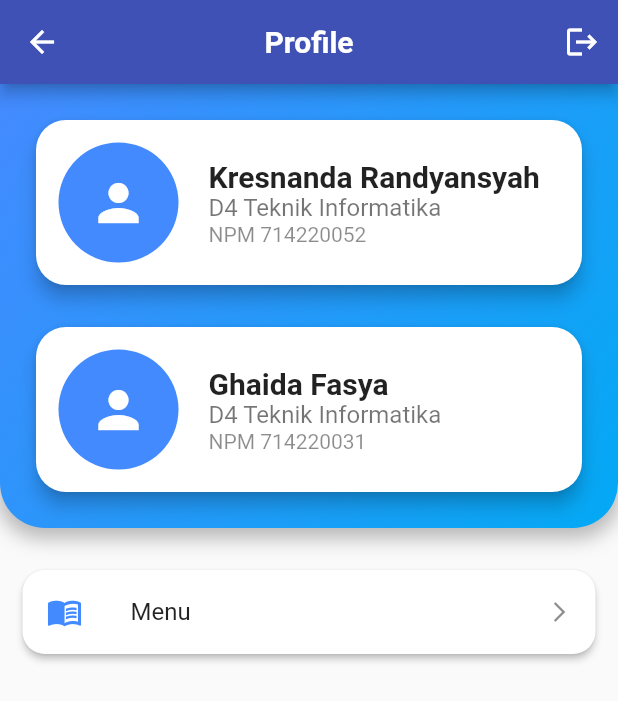
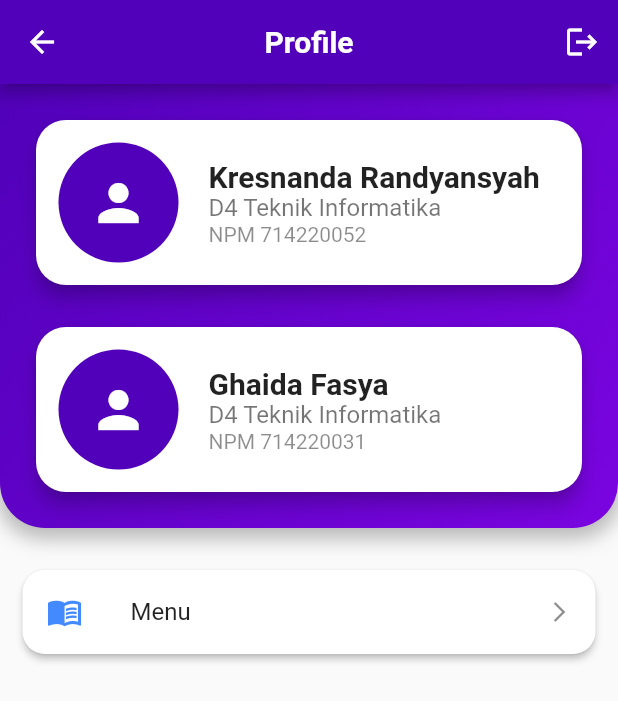
Before and after one commit to kibointhehouse/tubes_andoid, a Flutter app: the Profile screen opened directly, on a phone screen of 412 x 824 dp. Shown: the top 701 px of the screen. Run offline on Flutter 3.47's test engine with Material 3 defaults, Android fonts, the phone set to English and light mode, and no system bars; our stand-ins replace dio, shared_preferences; accounts and stored records are empty; network calls fail.

Commit message:
done kahhh

```diff
--- a/tubes_android/lib/view/screen/about_page.dart
+++ b/tubes_android/lib/view/screen/about_page.dart
@@ -20,7 +20,7 @@ class About extends StatelessWidget {
             icon: const Icon(Icons.logout),
           ),
         ],
-        // backgroundColor: Colors.deepPurple,
+        backgroundColor: const Color.fromARGB(255, 81, 1, 185),
       ),
       body: SingleChildScrollView(
         child: Column(
--- a/tubes_android/lib/view/screen/profile_page.dart
+++ b/tubes_android/lib/view/screen/profile_page.dart
@@ -10,9 +10,10 @@ class Profile extends StatelessWidget {
   Widget build(BuildContext context) {
     return Scaffold(
       appBar: AppBar(
-        title: const Text('Profile', style: TextStyle(fontWeight: FontWeight.bold)),
+        title: const Text('Profile',
+            style: TextStyle(fontWeight: FontWeight.bold)),
         centerTitle: true,
-        // backgroundColor: Colors.blueAccent,
+        backgroundColor: const Color.fromARGB(255, 81, 1, 185),
         actions: [
           IconButton(
             onPressed: () => _showLogoutConfirmationDialog(context),
@@ -26,7 +27,10 @@ class Profile extends StatelessWidget {
             padding: const EdgeInsets.all(20.0),
             decoration: const BoxDecoration(
               gradient: LinearGradient(
-                colors: [Colors.blueAccent, Colors.lightBlue],
+                colors: [
+                  Color.fromARGB(255, 81, 1, 185),
+                  Color.fromARGB(255, 122, 4, 224)
+                ],
                 begin: Alignment.topLeft,
                 end: Alignment.bottomRight,
               ),
@@ -100,7 +104,7 @@ class _ProfileCard extends StatelessWidget {
           children: [
             CircleAvatar(
               radius: 40,
-              backgroundColor: Colors.blueAccent,
+              backgroundColor: const Color.fromARGB(255, 81, 1, 185),
               child: Icon(icon, size: 40, color: Colors.white),
             ),
             const SizedBox(width: 20),
```
Also changed, not shown: tubes_android/lib/view/screen/menu_page.dart (+4 -3 lines).
